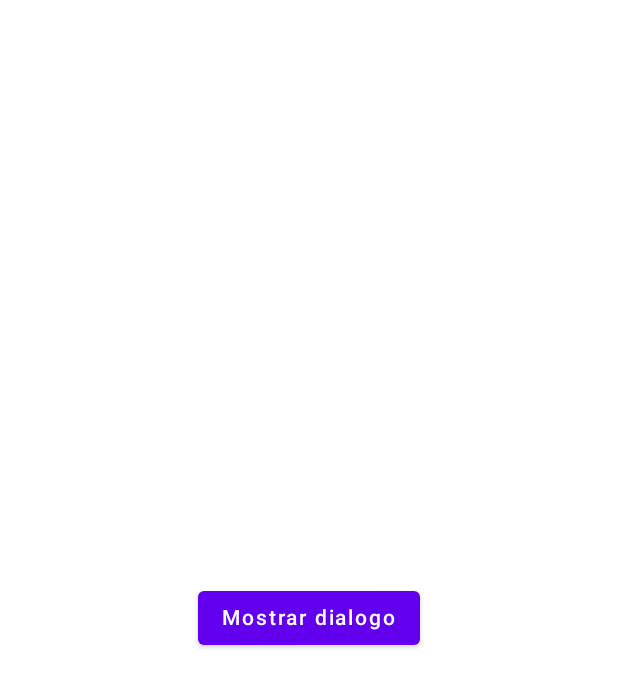
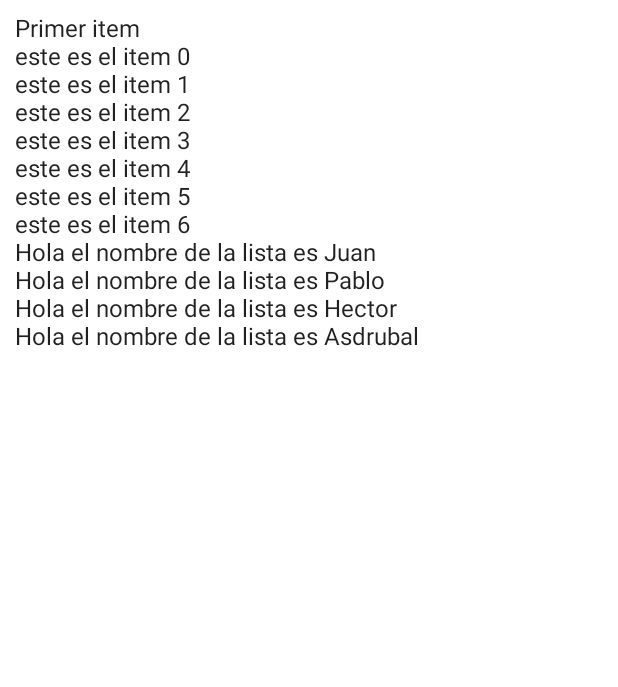
Before and after one commit to juan0acu/catalogueCur, an Android app built with Jetpack Compose: the screen it shows after launch (MainActivity), on a phone screen of 412 x 824 dp. Shown: the top 687 px of the screen. Run offline under Robolectric (Android 15) with nearby library versions, the phone set to English and light mode, and no system bars.

Commit message:
My Recyclerview

```diff
--- a/app/src/main/java/com/example/jetpackcomponentscatalog/MainActivity.kt
+++ b/app/src/main/java/com/example/jetpackcomponentscatalog/MainActivity.kt
@@ -75,35 +75,36 @@ class MainActivity : ComponentActivity() {
                     color = MaterialTheme.colors.background
                 ) {
                     Column(modifier = Modifier.padding(10.dp)) {
-                        // MyText()
-                        /* MyTriStatusCheckBox()
+                        SimpleRecyclerView()
+                        /*// MyText()
+                        *//* MyTriStatusCheckBox()
                          MyCheckBoxWithTextCompleted(CheckInfo("test", false) { it })
                          MyProgress()
-                         MyProgressAdvance()*/
+                         MyProgressAdvance()*//*
                         // MyCard()
-                        /*MyBadgeBox()
+                        *//*MyBadgeBox()
                         MyDivider()
                         MyDropDownMenu()
                         BasicSlider()
                         AdvanceSlider()
-                        MyRangeSlider()*/
+                        MyRangeSlider()*//*
                         var show by remember { mutableStateOf(false) }
                         Box(Modifier.fillMaxSize(), contentAlignment = Alignment.Center) {
                             Button(onClick = { show = true }) {
                                 Text(text = "Mostrar dialogo")
                             }
                         }
-                        /*MyAlertDialog(
+                        *//*MyAlertDialog(
                             show = show,
                             onDismiss = { show = false },
-                            onConfirm = { Log.i("Juan", "click") })*/
-                        /*MySimpleCustomDialog(
+                            onConfirm = { Log.i("Juan", "click") })*//*
+                        *//*MySimpleCustomDialog(
                             show = show,
-                            onDismiss = { show = false })*/
+                            onDismiss = { show = false })*//*
                         MyCustomDialago(
                             show = show,
                             onDismiss = { show = false })
-                        /*MyConfirmationDialog(
+                        *//*MyConfirmationDialog(
                             show = show,
                             onDismiss = { show = false })*/
                     }
--- /dev/null
+++ b/app/src/main/java/com/example/jetpackcomponentscatalog/Recyclerview.kt
@@ -0,0 +1,20 @@
+package com.example.jetpackcomponentscatalog
+
+import androidx.compose.foundation.lazy.LazyColumn
+import androidx.compose.foundation.lazy.items
+import androidx.compose.material.Text
+import androidx.compose.runtime.Composable
+
+@Composable
+fun SimpleRecyclerView() {
+    val myList = listOf("Juan","Pablo","Hector","Asdrubal")
+    LazyColumn{
+        item { Text(text = "Primer item") }
+        items(7){
+            Text(text = "este es el item $it")
+        }
+        items(myList){
+            Text(text = "Hola el nombre de la lista es $it" )
+        }
+    }
+}
```
